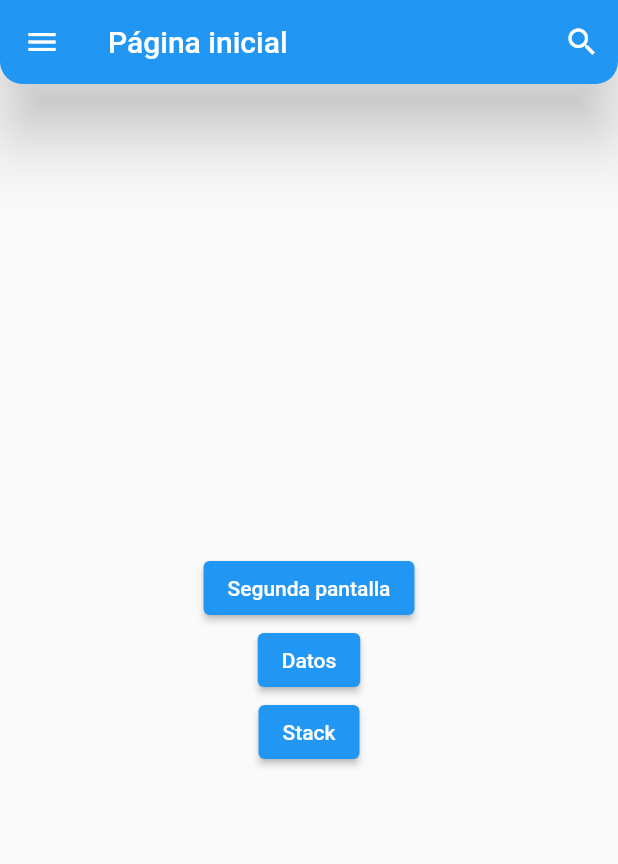
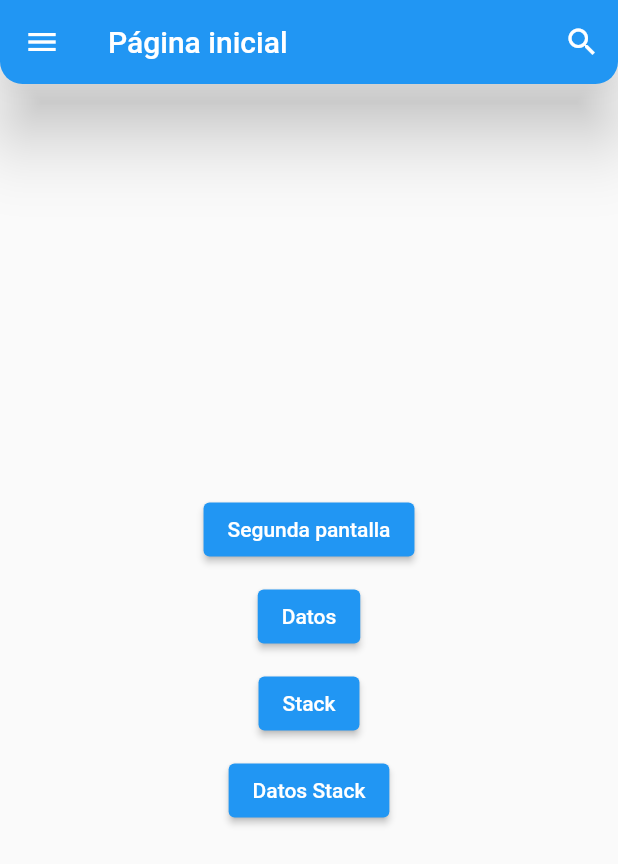
Before and after one commit to Rodrigo170/actividad2, a Flutter app: the screen it shows after launch, on a phone screen of 412 x 824 dp. Shown: the top 864 px of the screen. Run offline on Flutter 3.47's test engine with Material 2 defaults, Android fonts, the phone set to English and light mode, and no system bars.

Commit message:
cambios2

```diff
--- a/lib/main.dart
+++ b/lib/main.dart
@@ -1,9 +1,12 @@
+
+//import 'dart:js';
 
 import 'package:flutter/material.dart'; //paquetes
 
 import 'pages/pruebaStack.dart';
 import 'pages/secondScreen.dart';
 import 'pages/datosPage.dart';
+import 'pages/stackEjemplo.dart';
 
 void main() { //llama la funcion princiapl
   runApp(MaterialApp(
@@ -14,7 +17,9 @@ void main() { //llama la funcion princiapl
       '/':(context) => const HomePage(),
       '/second':(context) => const SecondScreeen(),
       '/datos':(context) => const DatosPage(),
-      '/stack':(context) => const PruebaStack()
+      '/stack':(context) => const PruebaStack(),
+      '/pruebaStack':(context) => const StackEjemplo()
+
     },
    // home: HomePage(),
   ));
@@ -56,6 +61,7 @@ class HomePage extends StatelessWidget{
                   },
                   child: const Text('Segunda pantalla'),
                 ),
+                SizedBox(height: 10.0,),
                 ElevatedButton(
                   onPressed: () {
 
@@ -63,12 +69,21 @@ class HomePage extends StatelessWidget{
                   },
                   child: const Text('Datos'),
                 ),
+                SizedBox(height: 10.0,),
                 ElevatedButton(
                   onPressed: () {
 
                    Navigator.pushNamed(context, '/stack');
                   },
                   child: const Text('Stack'),
+                ),
+                SizedBox(height: 10.0,),
+                ElevatedButton(
+                  onPressed: () {
+
+                   Navigator.pushNamed(context, '/pruebaStack');
+                  },
+                  child: const Text('Datos Stack'),
                 )
               ]
             ),
```
Also changed, not shown: lib/pages/stackEjemplo.dart (added, +68 -0 lines).
